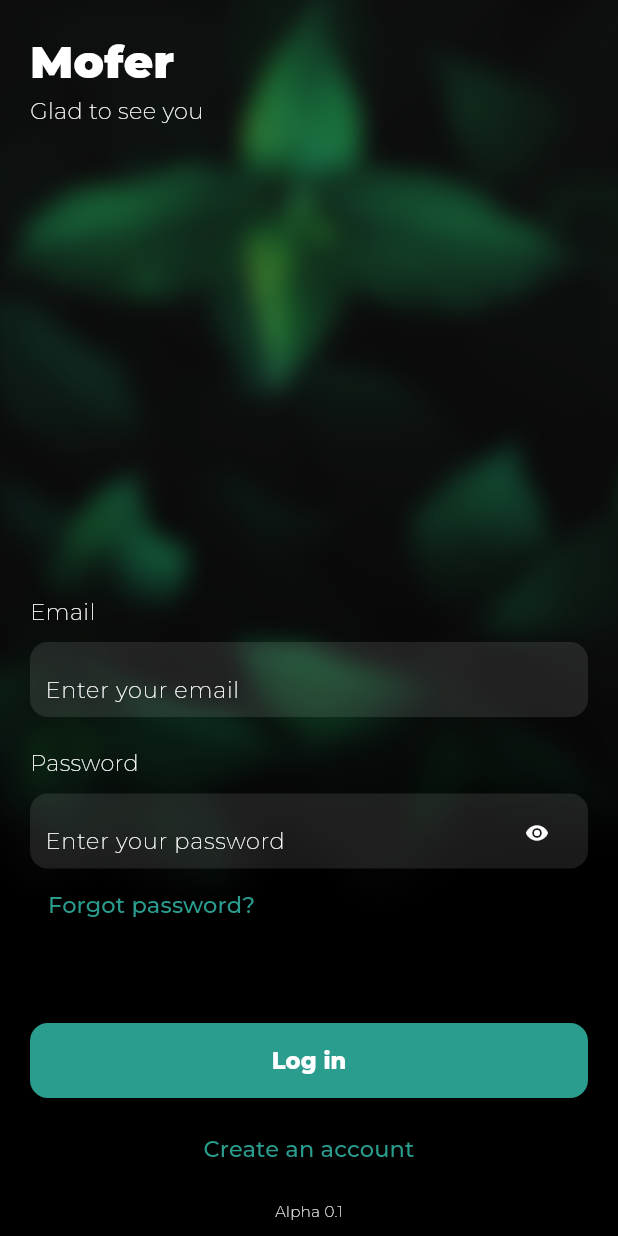
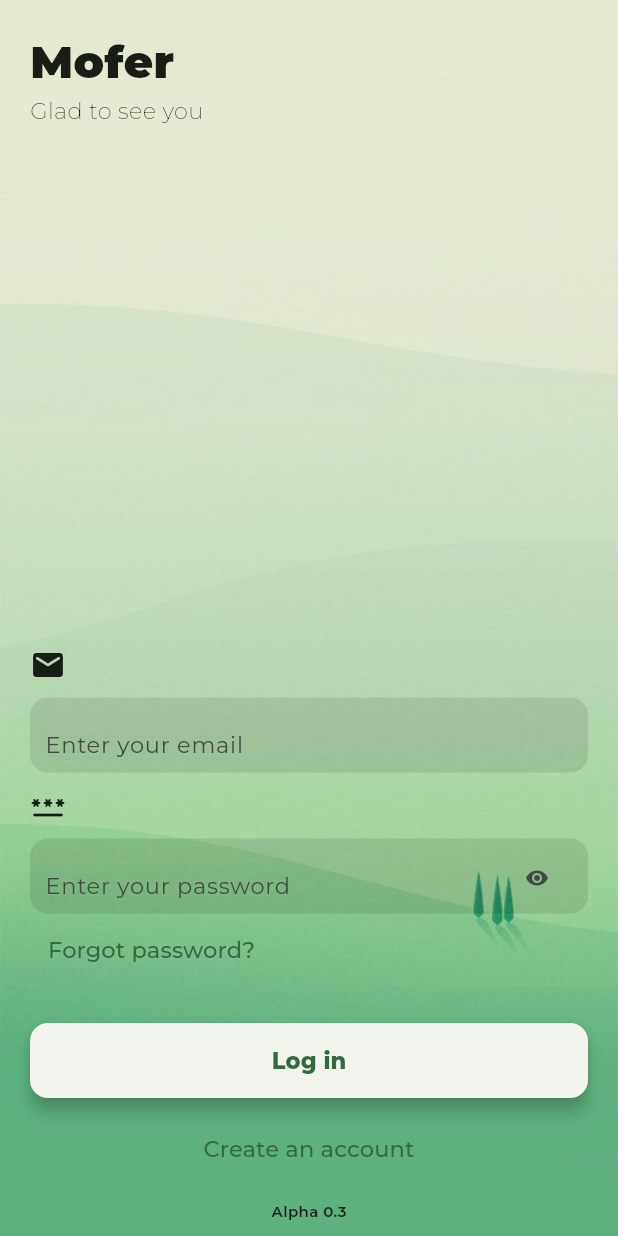
Before and after one commit to TheMoonK1d/mofer-mobile-frontend, a Flutter app: the screen it shows after launch, on a phone screen of 412 x 824 dp. Run offline on Flutter 3.47's test engine with Material 2 defaults, Android fonts, the phone set to English and light mode, and no system bars; our stand-ins replace avatar_glow, google_fonts.

Commit message:
Redesigned UI

```diff
--- a/lib/main.dart
+++ b/lib/main.dart
@@ -1,16 +1,14 @@
-import 'package:flutter/material.dart';
 import 'package:flutter/material.dart';
 import 'package:flutter/services.dart';
-import 'package:google_fonts/google_fonts.dart';
 import 'package:mofer/pages/login.dart';
 
 void main() {
   runApp(const MyApp());
   SystemChrome.setSystemUIOverlayStyle(const SystemUiOverlayStyle(
       statusBarColor: Colors.transparent,
-      systemNavigationBarColor: Colors.black,
-      statusBarIconBrightness: Brightness.light,
-      systemNavigationBarIconBrightness: Brightness.light));
+      systemNavigationBarColor: Color(0xff5db17f),
+      statusBarIconBrightness: Brightness.dark,
+      systemNavigationBarIconBrightness: Brightness.dark));
 }
 
 class MyApp extends StatelessWidget {
@@ -20,11 +18,12 @@ class MyApp extends StatelessWidget {
   @override
   Widget build(BuildContext context) {
     return MaterialApp(
-      title: 'Flutter Demo',
+      title: 'Mofer',
+      debugShowCheckedModeBanner: false,
       theme: ThemeData(
-      useMaterial3: true,
-          colorScheme: ColorScheme.fromSwatch(primarySwatch: Colors.teal),
-      ),
+          brightness: Brightness.light,
+          useMaterial3: true,
+          colorSchemeSeed: Color(0xFF86c88f)),
       home: const Login(),
     );
   }
--- a/lib/pages/login.dart
+++ b/lib/pages/login.dart
@@ -1,5 +1,6 @@
 import 'package:flutter/material.dart';
 import 'package:google_fonts/google_fonts.dart';
+import 'package:mofer/pages/main_page.dart';
 
 class Login extends StatefulWidget {
   const Login({Key? key}) : super(key: key);
@@ -12,17 +13,18 @@ class _LoginState extends State<Login> {
   @override
   Widget build(BuildContext context) {
     return Scaffold(
-      backgroundColor: Colors.black,
+      backgroundColor: const Color(0xff5db17f),
       body: Container(
         height: double.infinity,
         width: double.infinity,
         decoration: const BoxDecoration(
           image: DecorationImage(
-              image: AssetImage("assets/bk_blur.png"), fit: BoxFit.cover),
+              image: AssetImage("assets/test.png"), fit: BoxFit.cover),
         ),
         child: Column(
           children: [
             SafeArea(child: Column()),
+
             Padding(
               padding: const EdgeInsets.all(20),
               child: Row(
@@ -37,7 +39,6 @@ class _LoginState extends State<Login> {
                           fontSize: 30,
                           fontWeight: FontWeight.w900,
                           fontStyle: FontStyle.normal,
-                          color: Colors.white,
                         ),
                       ),
                       Text(
@@ -46,7 +47,6 @@ class _LoginState extends State<Login> {
                           fontSize: 15,
                           fontWeight: FontWeight.w200,
                           fontStyle: FontStyle.normal,
-                          color: Colors.white,
                         ),
                       ),
                     ],
@@ -56,73 +56,73 @@ class _LoginState extends State<Login> {
             ),
 
             Expanded(child: Container()),
+
             Padding(
               padding: const EdgeInsets.fromLTRB(20, 0, 20, 10),
               child: Row(
-                children: [
-                  Text(
-                    "Email",
-                    style: GoogleFonts.montserrat(
-                      fontSize: 15,
-                      fontWeight: FontWeight.w200,
-                      fontStyle: FontStyle.normal,
-                      color: Colors.white,
-                    ),
+                children: const [
+                  Icon(
+                    Icons.email_rounded,
+                    // color: Colors.white.withOpacity(0.5),
                   )
                 ],
               ),
             ),
+            //Email
             Padding(
-              padding: const EdgeInsets.fromLTRB(20, 0, 20, 20),
+              padding: const EdgeInsets.fromLTRB(20, 0, 20, 10),
               child: Container(
                 height: 50,
                 width: 500,
                 decoration: BoxDecoration(
-                    color: Colors.white.withOpacity(0.1),
-                    borderRadius: const BorderRadius.all(Radius.circular(12))),
+                  color: Colors.black.withOpacity(0.1),
+                  borderRadius: const BorderRadius.all(
+                    Radius.circular(12),
+                  ),
+                ),
                 child: Padding(
                   padding: const EdgeInsets.all(10),
                   child: TextField(
-                    keyboardType: TextInputType.phone,
+                    keyboardType: TextInputType.emailAddress,
                     textAlign: TextAlign.start,
                     enableSuggestions: true,
                     style: const TextStyle(fontSize: 20),
                     decoration: InputDecoration(
                         hintText: "Enter your email",
                         hintStyle: GoogleFonts.montserrat(
-                            fontSize: 15,
-                            fontWeight: FontWeight.w200,
-                            fontStyle: FontStyle.normal,
-                            color: Colors.white),
+                          fontSize: 15,
+                          fontWeight: FontWeight.w400,
+                          fontStyle: FontStyle.normal,
+                          //color: Colors.white
+                        ),
                         border: InputBorder.none),
                   ),
                 ),
               ),
             ),
+
             Padding(
               padding: const EdgeInsets.fromLTRB(20, 0, 20, 10),
               child: Row(
-                children: [
-                  Text(
-                    "Password",
-                    style: GoogleFonts.montserrat(
-                      fontSize: 15,
-                      fontWeight: FontWeight.w200,
-                      fontStyle: FontStyle.normal,
-                      color: Colors.white,
-                    ),
-                  ),
+                children: const [
+                  Icon(
+                    Icons.password_rounded,
+                  )
                 ],
               ),
             ),
+
             Padding(
               padding: const EdgeInsets.fromLTRB(20, 0, 20, 0),
               child: Container(
                 height: 50,
                 width: 500,
                 decoration: BoxDecoration(
-                    color: Colors.white.withOpacity(0.1),
-                    borderRadius: const BorderRadius.all(Radius.circular(12))),
+                  color: Colors.black.withOpacity(0.1),
+                  borderRadius: const BorderRadius.all(
+                    Radius.circular(12),
+                  ),
+                ),
                 child: Padding(
                   padding: const EdgeInsets.all(10),
                   child: TextField(
@@ -133,23 +133,25 @@ class _LoginState extends State<Login> {
                           onPressed: () {},
                           icon: const Icon(
                             Icons.remove_red_eye_rounded,
-                            color: Colors.white,
+                            //color: Colors.white,
                             size: 16,
                           ),
                         ),
                         hintText: "Enter your password",
                         hintStyle: GoogleFonts.montserrat(
-                            fontSize: 15,
-                            fontWeight: FontWeight.w200,
-                            fontStyle: FontStyle.normal,
-                            color: Colors.white),
+                          fontSize: 15,
+                          fontWeight: FontWeight.w400,
+                          fontStyle: FontStyle.normal,
+                          //color: Colors.white
+                        ),
                         border: InputBorder.none),
                   ),
                 ),
               ),
             ),
+
             Padding(
-              padding: const EdgeInsets.fromLTRB(20, 0, 20, 50),
+              padding: const EdgeInsets.fromLTRB(20, 0, 20, 20),
               child: Row(
                 children: [
                   TextButton(
@@ -160,7 +162,7 @@ class _LoginState extends State<Login> {
                           fontSize: 15,
                           fontWeight: FontWeight.w500,
                           fontStyle: FontStyle.normal,
-                          color: const Color(0xff2a9d8f),
+                          //color: const Color(0xff2a9d8f),
                         ),
                       )),
                 ],
@@ -172,15 +174,15 @@ class _LoginState extends State<Login> {
               child: ElevatedButton(
                   onPressed: () {},
                   onLongPress: (() {
-                    // Navigator.push(
-                    //   context,
-                    //   MaterialPageRoute(builder: (context) => const Home()),
-                    // );
+                    Navigator.push(
+                      context,
+                      MaterialPageRoute(builder: (context) => const MainPage()),
+                    );
                   }),
                   style: ElevatedButton.styleFrom(
                     //1c7a47
-                    foregroundColor: const Color(0xff0e3920),
-                    backgroundColor: const Color(0xff2a9d8f),
+                    //foregroundColor: const Color(0xff0e3920),
+                    //backgroundColor: const Color(0xff2a9d8f),
                     elevation: 5,
                     minimumSize: const Size(400, 50),
                     shape: RoundedRectangleBorder(
@@ -193,7 +195,7 @@ class _LoginState extends State<Login> {
                       fontSize: 15,
                       fontWeight: FontWeight.w800,
                       fontStyle: FontStyle.normal,
-                      color: Colors.white,
+                      // color: Colors.white,
                     ),
                   )),
             ),
@@ -206,7 +208,7 @@ class _LoginState extends State<Login> {
                     fontSize: 15,
                     fontWeight: FontWeight.w500,
                     fontStyle: FontStyle.normal,
-                    color: const Color(0xff2a9d8f),
+                    //color: const Color(0xff2a9d8f),
                     //0xFF0d1b2a
                   ),
                 )),
@@ -214,12 +216,12 @@ class _LoginState extends State<Login> {
             Padding(
               padding: const EdgeInsets.all(10),
               child: Text(
-                'Alpha 0.1',
+                'Alpha 0.3',
                 style: GoogleFonts.montserrat(
                   fontSize: 10,
-                  fontWeight: FontWeight.w200,
+                  fontWeight: FontWeight.w600,
                   fontStyle: FontStyle.normal,
-                  color: Colors.white,
+                  //color: Colors.white,
                 ),
               ),
             )
--- a/pubspec.yaml
+++ b/pubspec.yaml
@@ -37,7 +37,7 @@ dependencies:
   # Use with the CupertinoIcons class for iOS style icons.
   cupertino_icons: ^1.0.2
   google_fonts: ^3.0.1
-  flutter_signin_button: ^2.0.0
+  avatar_glow: ^2.0.2
 
 
 dev_dependencies:
```
Also changed, not shown: lib/pages/data_page.dart (added, +71 -0 lines), lib/pages/home_page.dart (+141 -0 lines), lib/pages/main_page.dart (+89 -0 lines), lib/pages/waiting_page.dart (+85 -0 lines), assets/9dd106b11c105720be90f8308e4f6b70.jpg (added), assets/c6d08bd3774ca21e708259320e760bf3.jpg (added), assets/e97df14033f5f1ca346440b5f0b4255b.jpg (added), assets/test.png (added), pubspec.lock.
